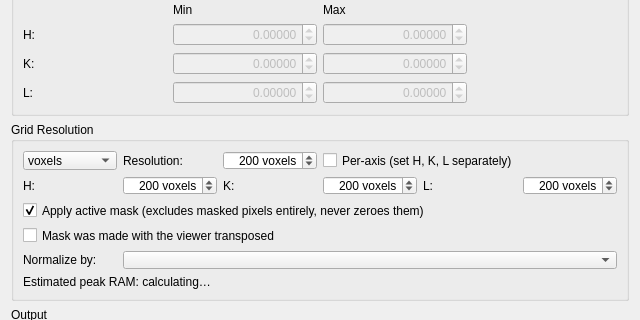
AdvancedPhotonSource/DashPVA, file src/dashpva/gui/rsmgrid/rsm_grid_builder.ui: the form before one commit; both pictures show x 0 to 640 and y 242 to 562 of the 640 by 755 pixel window.
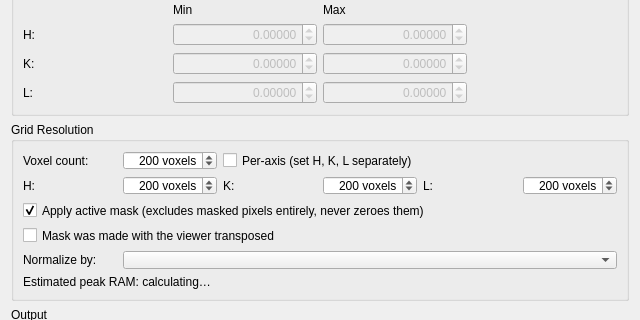
The form after the commit. Custom widgets are drawn as their Qt base class.

Commit message: fix: validate RSM builder range controls

```diff
--- a/src/dashpva/gui/rsmgrid/rsm_grid_builder.ui
+++ b/src/dashpva/gui/rsmgrid/rsm_grid_builder.ui
@@ -283,31 +283,15 @@
      <property name="title">
       <string>Grid Resolution</string>
      </property>
-     <layout class="QGridLayout" name="gridLayout_grid">      <item row="0" column="0">
-       <widget class="QComboBox" name="cmb_resolution_units">
-        <property name="toolTip">
-         <string>Unit the resolution is expressed in</string>
-        </property>
-        <item>
-         <property name="text">
-          <string>voxels</string>
-         </property>
-        </item>
-        <item>
-         <property name="text">
-          <string>px</string>
-         </property>
-        </item>
-       </widget>
-      </item>
-      <item row="0" column="1">
+     <layout class="QGridLayout" name="gridLayout_grid">
+      <item row="0" column="0">
        <widget class="QLabel" name="lbl_resolution">
         <property name="text">
-         <string>Resolution:</string>
+         <string>Voxel count:</string>
         </property>
        </widget>
       </item>
-      <item row="0" column="3" colspan="3">
+      <item row="0" column="2" colspan="4">
        <widget class="QCheckBox" name="chk_per_axis">
         <property name="text">
          <string>Per-axis (set H, K, L separately)</string>
@@ -317,7 +301,7 @@
         </property>
        </widget>
       </item>
-      <item row="0" column="2">
+      <item row="0" column="1">
        <widget class="QSpinBox" name="spn_resolution">
         <property name="alignment">
          <set>Qt::AlignRight|Qt::AlignVCenter</set>
```
The commit also changes 3 other files.
